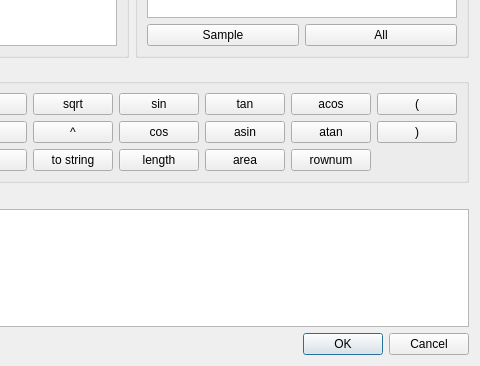
First picture: the form in qgis/src/ui/qgsfieldcalculatorbase.ui, repository sourcepole/qgis, before the edit; both pictures show x 162 to 642 and y 320 to 686 of the 642 by 686 pixel window.
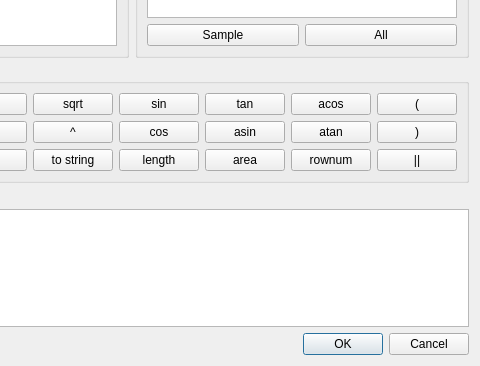
Second picture: the form after the edit.

Commit message: add concat button to field calculator

```diff
--- a/qgis/src/ui/qgsfieldcalculatorbase.ui
+++ b/qgis/src/ui/qgsfieldcalculatorbase.ui
@@ -276,6 +276,13 @@
         </property>
        </widget>
       </item>
+      <item row="2" column="6">
+       <widget class="QPushButton" name="mConcatButton">
+        <property name="text">
+         <string>||</string>
+        </property>
+       </widget>
+      </item>
      </layout>
     </widget>
    </item>
```
The commit also changes 2 other files.
